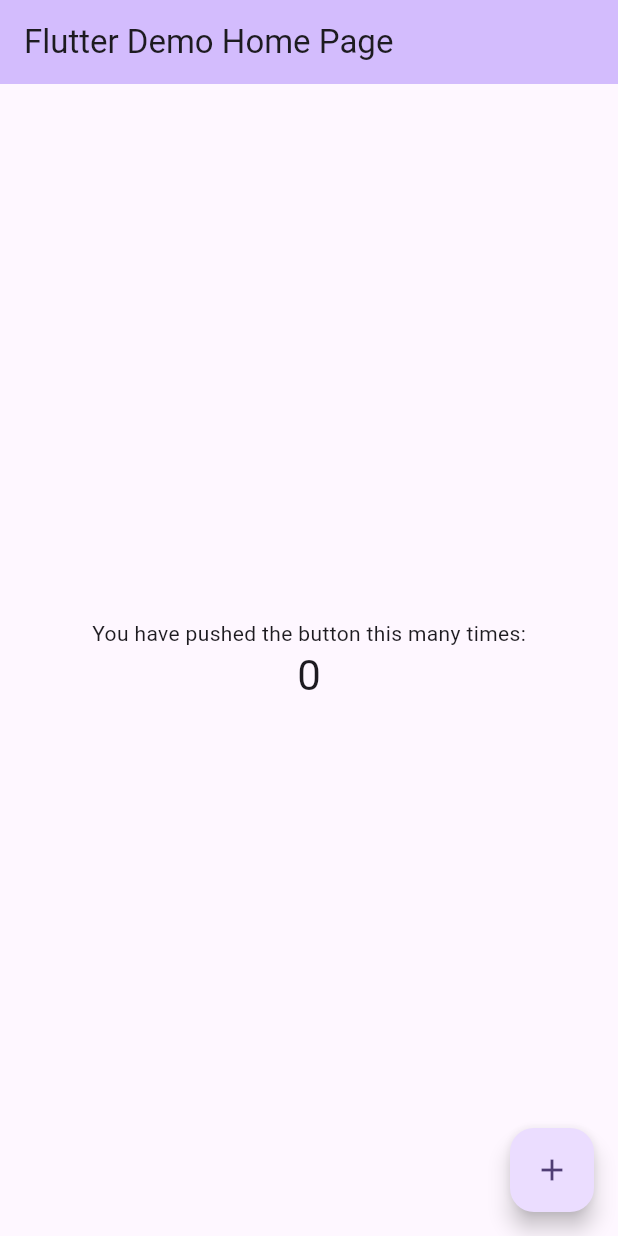
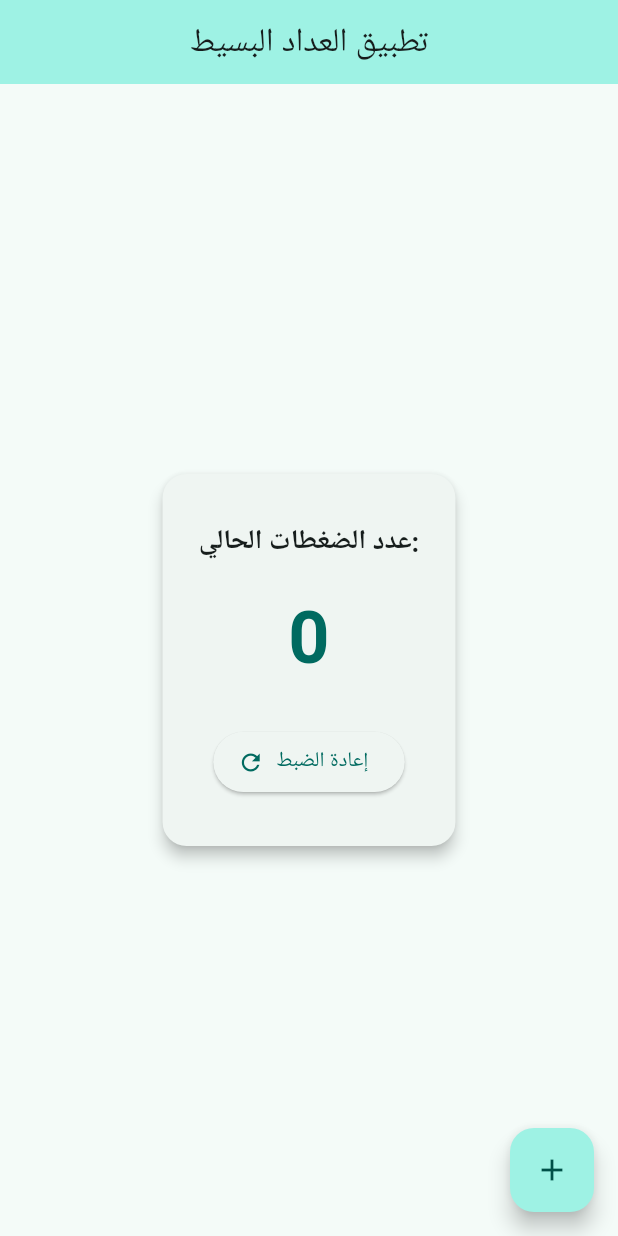
Before and after one commit to leadert466-netizen/Lab, a Flutter app: the screen it shows after launch, on a phone screen of 412 x 824 dp. Run offline on Flutter 3.47's test engine with Material 3 defaults, Android fonts, the phone set to English and light mode, and no system bars.

Commit message:
save work

```diff
--- a/lab_mohamed/lib/main.dart
+++ b/lab_mohamed/lib/main.dart
@@ -7,114 +7,94 @@ void main() {
 class MyApp extends StatelessWidget {
   const MyApp({super.key});
 
-  // This widget is the root of your application.
   @override
   Widget build(BuildContext context) {
     return MaterialApp(
-      title: 'Flutter Demo',
+      debugShowCheckedModeBanner: false,
+      title: 'Counter App',
       theme: ThemeData(
-        // This is the theme of your application.
-        //
-        // TRY THIS: Try running your application with "flutter run". You'll see
-        // the application has a purple toolbar. Then, without quitting the app,
-        // try changing the seedColor in the colorScheme below to Colors.green
-        // and then invoke "hot reload" (save your changes or press the "hot
-        // reload" button in a Flutter-supported IDE, or press "r" if you used
-        // the command line to start the app).
-        //
-        // Notice that the counter didn't reset back to zero; the application
-        // state is not lost during the reload. To reset the state, use hot
-        // restart instead.
-        //
-        // This works for code too, not just values: Most code changes can be
-        // tested with just a hot reload.
-        colorScheme: .fromSeed(seedColor: Colors.deepPurple),
+        useMaterial3: true,
+        colorScheme: ColorScheme.fromSeed(seedColor: Colors.teal),
       ),
-      home: const MyHomePage(title: 'Flutter Demo Home Page'),
+      home: const CounterHomePage(),
     );
   }
 }
 
-class MyHomePage extends StatefulWidget {
-  const MyHomePage({super.key, required this.title});
-
-  // This widget is the home page of your application. It is stateful, meaning
-  // that it has a State object (defined below) that contains fields that affect
-  // how it looks.
-
-  // This class is the configuration for the state. It holds the values (in this
-  // case the title) provided by the parent (in this case the App widget) and
-  // used by the build method of the State. Fields in a Widget subclass are
-  // always marked "final".
-
-  final String title;
+class CounterHomePage extends StatefulWidget {
+  const CounterHomePage({super.key});
 
   @override
-  State<MyHomePage> createState() => _MyHomePageState();
+  State<CounterHomePage> createState() => _CounterHomePageState();
 }
 
-class _MyHomePageState extends State<MyHomePage> {
+class _CounterHomePageState extends State<CounterHomePage> {
   int _counter = 0;
 
   void _incrementCounter() {
     setState(() {
-      // This call to setState tells the Flutter framework that something has
-      // changed in this State, which causes it to rerun the build method below
-      // so that the display can reflect the updated values. If we changed
-      // _counter without calling setState(), then the build method would not be
-      // called again, and so nothing would appear to happen.
       _counter++;
+    });
+  }
+
+  void _resetCounter() {
+    setState(() {
+      _counter = 0;
     });
   }
 
   @override
   Widget build(BuildContext context) {
-    // This method is rerun every time setState is called, for instance as done
-    // by the _incrementCounter method above.
-    //
-    // The Flutter framework has been optimized to make rerunning build methods
-    // fast, so that you can just rebuild anything that needs updating rather
-    // than having to individually change instances of widgets.
     return Scaffold(
       appBar: AppBar(
-        // TRY THIS: Try changing the color here to a specific color (to
-        // Colors.amber, perhaps?) and trigger a hot reload to see the AppBar
-        // change color while the other colors stay the same.
-        backgroundColor: Theme.of(context).colorScheme.inversePrimary,
-        // Here we take the value from the MyHomePage object that was created by
-        // the App.build method, and use it to set our appbar title.
-        title: Text(widget.title),
+        title: const Text('تطبيق العداد البسيط'),
+        centerTitle: true,
+        backgroundColor: Theme.of(context).colorScheme.primaryContainer,
       ),
       body: Center(
-        // Center is a layout widget. It takes a single child and positions it
-        // in the middle of the parent.
-        child: Column(
-          // Column is also a layout widget. It takes a list of children and
-          // arranges them vertically. By default, it sizes itself to fit its
-          // children horizontally, and tries to be as tall as its parent.
-          //
-          // Column has various properties to control how it sizes itself and
-          // how it positions its children. Here we use mainAxisAlignment to
-          // center the children vertically; the main axis here is the vertical
-          // axis because Columns are vertical (the cross axis would be
-          // horizontal).
-          //
-          // TRY THIS: Invoke "debug painting" (choose the "Toggle Debug Paint"
-          // action in the IDE, or press "p" in the console), to see the
-          // wireframe for each widget.
-          mainAxisAlignment: .center,
-          children: [
-            const Text('You have pushed the button this many times:'),
-            Text(
-              '$_counter',
-              style: Theme.of(context).textTheme.headlineMedium,
+        child: Padding(
+          padding: const EdgeInsets.all(20.0),
+          child: Card(
+            elevation: 4,
+            shape: RoundedRectangleBorder(
+              borderRadius: BorderRadius.circular(16),
             ),
-          ],
+            child: Padding(
+              padding: const EdgeInsets.symmetric(vertical: 32.0, horizontal: 24.0),
+              child: Column(
+                mainAxisSize: MainAxisSize.min,
+                children: [
+                  const Text(
+                    'عدد الضغطات الحالي:',
+                    style: TextStyle(
+                      fontSize: 18,
+                      fontWeight: FontWeight.bold,
+                    ),
+                  ),
+                  const SizedBox(height: 16),
+                  Text(
+                    '$_counter',
+                    style: TextStyle(
+                      fontSize: 48,
+                      fontWeight: FontWeight.bold,
+                      color: Theme.of(context).colorScheme.primary,
+                    ),
+                  ),
+                  const SizedBox(height: 24),
+                  ElevatedButton.icon(
+                    onPressed: _resetCounter,
+                    icon: const Icon(Icons.refresh),
+                    label: const Text('إعادة الضبط'),
+                  ),
+                ],
+              ),
+            ),
+          ),
         ),
       ),
       floatingActionButton: FloatingActionButton(
         onPressed: _incrementCounter,
-        tooltip: 'Increment',
+        tooltip: 'زيادة العداد',
         child: const Icon(Icons.add),
       ),
     );
```
